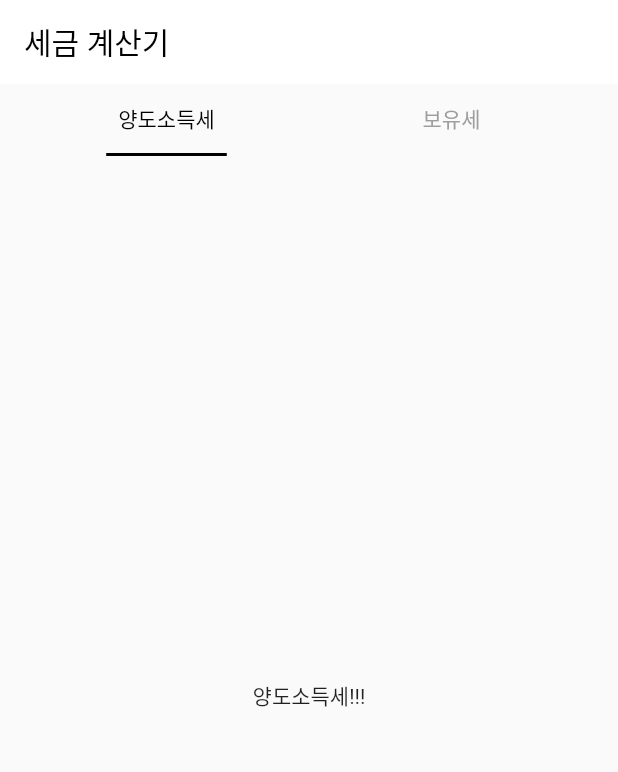
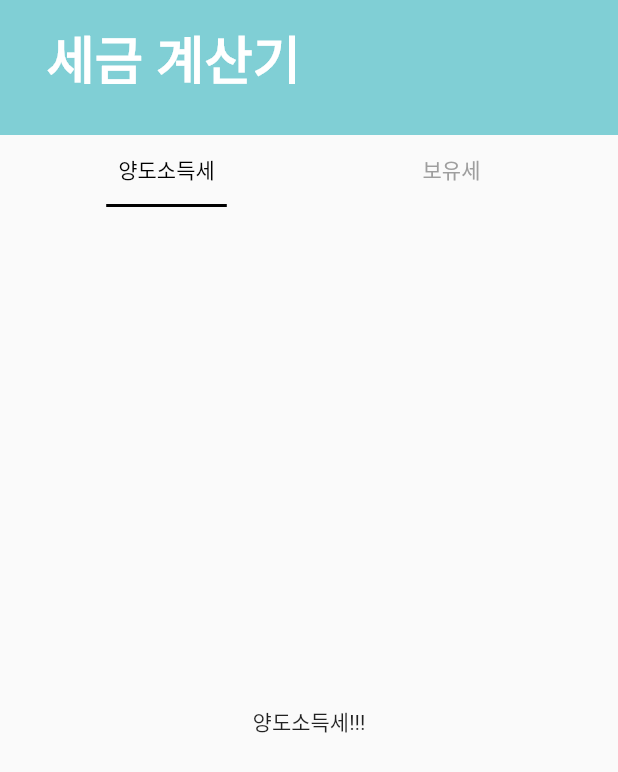
Before and after one commit to tyjeon24/calculator_frontend, a Flutter app: the screen it shows after launch, on a phone screen of 412 x 824 dp. Shown: the top 772 px of the screen. Run offline on Flutter 3.47's test engine with Material 2 defaults, Android fonts, the phone set to English and light mode, and no system bars.

Commit message:
largetext

```diff
--- a/lib/main.dart
+++ b/lib/main.dart
@@ -1,5 +1,6 @@
 import 'package:calculator_frontend/CapitalGainsTax.dart';
 import 'package:calculator_frontend/HoldingTax.dart';
+import 'package:calculator_frontend/widgets/LargeText.dart';
 import 'package:flutter/material.dart';
 
 void main() {
@@ -31,7 +32,6 @@
 }
 
 class _MyHomePageState extends State<MyHomePage> {
-
   @override
   void initState() {
     // TODO: implement initState
@@ -39,6 +39,7 @@
   }
 
   final List<String> bar = ["양도소득세", "보유세"];
+  final mainColor = 0xff80cfd5;
 
   @override
   Widget build(BuildContext context) {
@@ -46,29 +47,25 @@
       body: SafeArea(
         child: DefaultTabController(
           length: bar.length,
-          child:  NestedScrollView(
+          child: NestedScrollView(
             physics: NeverScrollableScrollPhysics(),
-            headerSliverBuilder:(BuildContext context, bool innerBoxIsScrolled){
+            headerSliverBuilder:
+                (BuildContext context, bool innerBoxIsScrolled) {
               return <Widget>[
-                const SliverAppBar(
-                  pinned: false,
-                  backgroundColor: Colors.white,
-                  title: Text(
-                    "세금 계산기",
-                    style: TextStyle(color: Colors.black),
-                  ),
-                ),
+                SliverAppBar(
+                    expandedHeight: 90,
+                    pinned: false,
+                    backgroundColor: Color(mainColor),
+                    title: Padding(
+                      padding: const EdgeInsets.only(top: 20, left: 15),
+                      child: LargeText(text: '세금 계산기'),
+                    )),
                 SliverPersistentHeader(
-                  pinned: true,
-                    delegate: TabBarDelegate(bar: bar)
-                )
+                    pinned: true, delegate: TabBarDelegate(bar: bar))
               ];
             },
             body: const TabBarView(
-              children: [
-                CapitalGainsTaxPage(),
-                HoldingTaxPage()
-              ],
+              children: [CapitalGainsTaxPage(), HoldingTaxPage()],
             ),
           ),
         ),
@@ -77,25 +74,25 @@
   }
 }
 
-class TabBarDelegate extends SliverPersistentHeaderDelegate{
-
+class TabBarDelegate extends SliverPersistentHeaderDelegate {
   const TabBarDelegate({Key? key, required this.bar});
 
   final List<String> bar;
 
   @override
-  Widget build(BuildContext context, double shrinkOffset, bool overlapsContent) {
+  Widget build(
+      BuildContext context, double shrinkOffset, bool overlapsContent) {
     // TODO: implement build
     return Container(
       child: TabBar(
-        tabs: bar.map(
-                (e) => Tab(
+        tabs: bar
+            .map((e) => Tab(
                   child: Container(
                     padding: const EdgeInsets.symmetric(horizontal: 8),
                     child: Text(e),
                   ),
-                )
-        ).toList(),
+                ))
+            .toList(),
         indicatorWeight: 2,
         padding: const EdgeInsets.symmetric(horizontal: 16.0),
         unselectedLabelColor: Colors.grey,
@@ -106,8 +103,6 @@
     );
   }
 
-
-
   @override
   double get maxExtent => 48;
 
--- /dev/null
+++ b/lib/widgets/LargeText.dart
@@ -0,0 +1,19 @@
+import 'package:flutter/material.dart';
+
+class LargeText extends StatelessWidget {
+  final double size;
+  final String text;
+  final Color color;
+  const LargeText(
+      {Key? key, this.size = 35, required this.text, this.color = Colors.white})
+      : super(key: key);
+
+  @override
+  Widget build(BuildContext context) {
+    return Text(
+      text,
+      style:
+          TextStyle(color: color, fontSize: size, fontWeight: FontWeight.bold),
+    );
+  }
+}
```
Also changed, not shown: 2 other files.
